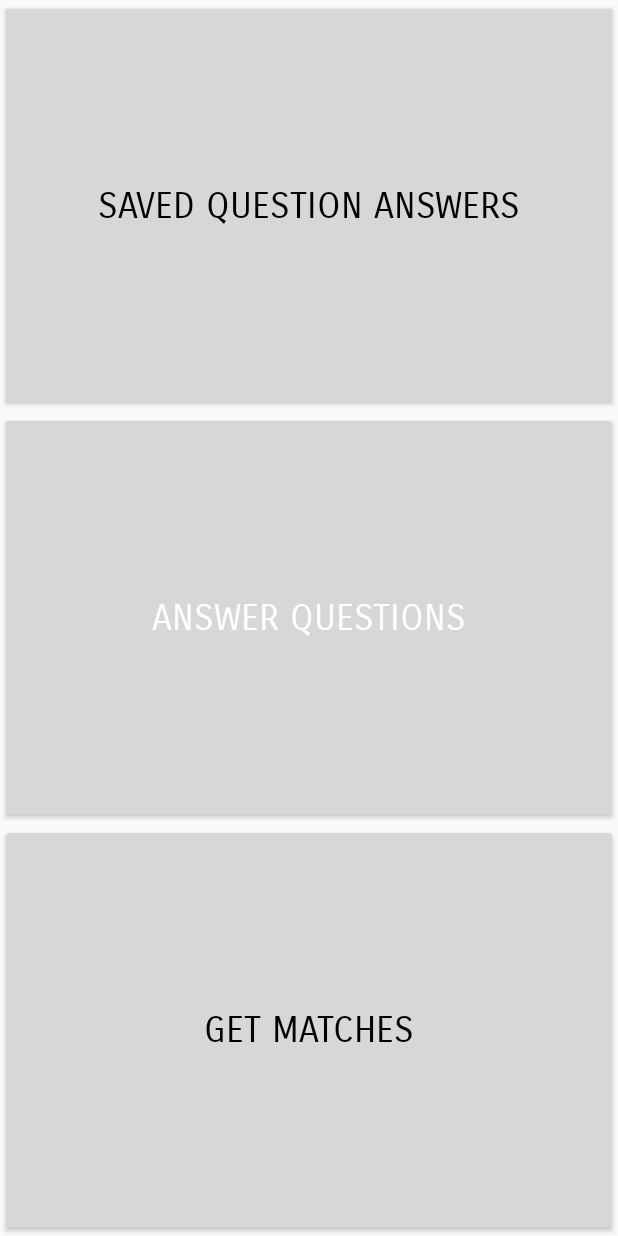
After one commit to HuiWang1215/ChangeMyView, an Android app: the layout activity_home.xml on its own in the app's theme, with its tools: preview values and no code run, on a phone screen of 412 x 824 dp. The commit adds this screen. Run offline under Robolectric (Android 15) with nearby library versions, the light colour scheme and no system bars.

Commit message:
created home screen after login

```diff
--- a/app/src/main/AndroidManifest.xml
+++ b/app/src/main/AndroidManifest.xml
@@ -24,6 +24,9 @@
         <activity android:name=".LoginActivity">
 
         </activity>
+        <activity android:name=".HomeActivity">
+
+        </activity>
         <activity android:name=".DashboardActivity">
 
         </activity>
--- a/app/src/main/java/com/group/changemyview/LoginActivity.kt
+++ b/app/src/main/java/com/group/changemyview/LoginActivity.kt
@@ -50,7 +50,7 @@ class LoginActivity: AppCompatActivity() {
 
                     Toast.makeText(applicationContext, "Login successful!", Toast.LENGTH_LONG)
                         .show()
-                    startActivity(Intent(this@LoginActivity, DashboardActivity::class.java))
+                    startActivity(Intent(this@LoginActivity, HomeActivity::class.java))
                 } else {
                     Log.i(TAG, "failed login loginUserAccount")
 
--- /dev/null
+++ b/app/src/main/res/layout/activity_home.xml
@@ -0,0 +1,44 @@
+<?xml version="1.0" encoding="utf-8"?>
+<LinearLayout xmlns:android="http://schemas.android.com/apk/res/android"
+    android:orientation="vertical"
+    android:layout_width="match_parent"
+    android:layout_height="match_parent"
+    android:weightSum="3">
+
+    <Button
+        android:id="@+id/savedQuestionsButton"
+        android:layout_width="match_parent"
+        android:layout_height="50dp"
+        android:adjustViewBounds="true"
+        android:layout_weight="1"
+        android:fontFamily="sans-serif-smallcaps"
+        android:scaleType="fitXY"
+        android:text="Saved Question Answers"
+        android:textColor="#000000"
+        android:textSize="24sp" />
+
+    <Button
+        android:id="@+id/answerQuestionsButton"
+        android:layout_width="match_parent"
+        android:layout_height="50dp"
+        android:layout_weight="1"
+        android:adjustViewBounds="true"
+        android:fontFamily="sans-serif-smallcaps"
+        android:scaleType="fitXY"
+        android:text="Answer Questions"
+        android:textColor="#ffffff"
+        android:textSize="24sp" />
+
+
+    <Button
+        android:id="@+id/matchesButton"
+        android:layout_width="match_parent"
+        android:layout_height="50dp"
+        android:layout_weight="1"
+        android:adjustViewBounds="true"
+        android:fontFamily="sans-serif-smallcaps"
+        android:scaleType="fitXY"
+        android:text="Get Matches"
+        android:textColor="#000000"
+        android:textSize="24sp" />
+</LinearLayout>
```
Also changed, not shown: app/src/main/java/com/group/changemyview/HomeActivity.kt (added, +74 -0 lines), app/src/main/res/drawable-v24/answer_questions_background.png (added), app/src/main/res/drawable-v24/matches_background.png (added), 1 other file.
